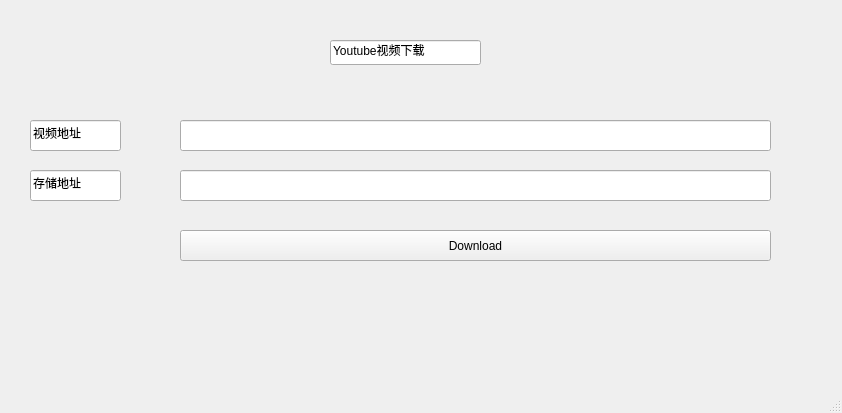
wmagicstone/Project, file youtube视频下载/ytbui.ui: the form before one commit.
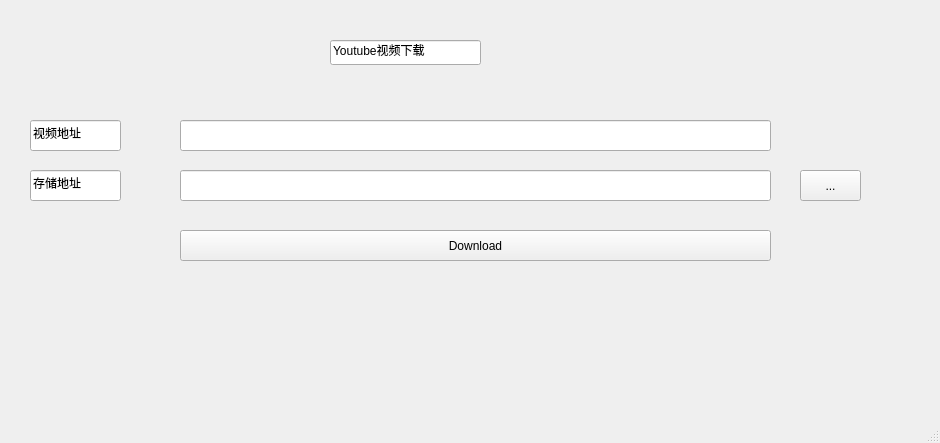
The form after the commit.

The edit to the form file:
```diff
--- a/youtube视频下载/ytbui.ui
+++ b/youtube视频下载/ytbui.ui
@@ -6,8 +6,8 @@
    <rect>
     <x>0</x>
     <y>0</y>
-    <width>842</width>
-    <height>413</height>
+    <width>940</width>
+    <height>443</height>
    </rect>
   </property>
   <property name="windowTitle">
@@ -86,6 +86,19 @@
      <string>存储地址</string>
     </property>
    </widget>
+   <widget class="QPushButton" name="pushButton_2">
+    <property name="geometry">
+     <rect>
+      <x>800</x>
+      <y>170</y>
+      <width>61</width>
+      <height>31</height>
+     </rect>
+    </property>
+    <property name="text">
+     <string>...</string>
+    </property>
+   </widget>
   </widget>
   <widget class="QMenuBar" name="menubar">
    <property name="geometry">
```
Left out of the diff: 2 changed lines with no effect on the pictures.
